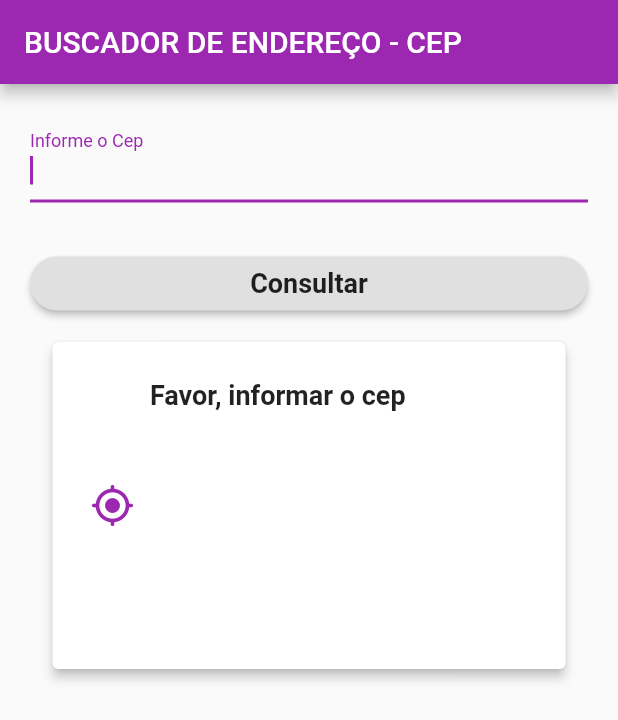
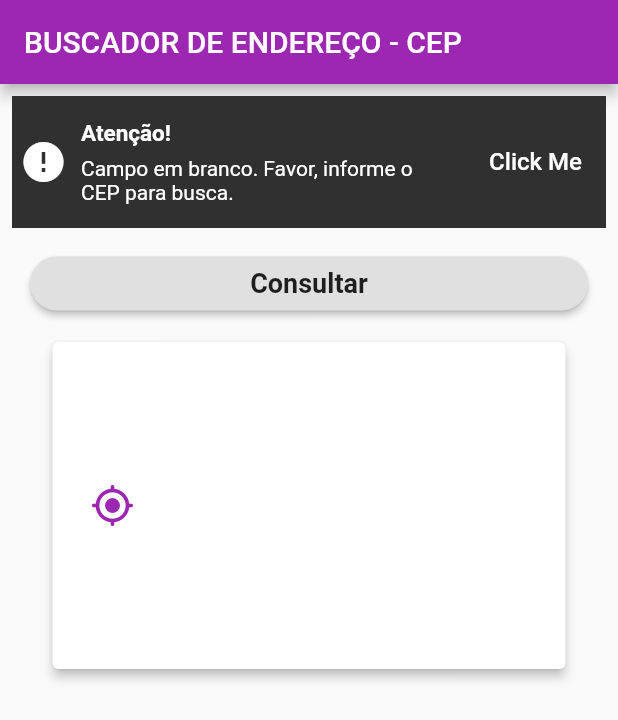
Before and after one commit to LemosCharles/flutter_buscador_cep_web_service, a Flutter app: the screen it shows after launch, after a tap on "Consultar", on a phone screen of 412 x 824 dp. Shown: the top 720 px of the screen. Run offline on Flutter 3.47's test engine with Material 2 defaults, Android fonts, the phone set to English and light mode, and no system bars; drawn by our look-alikes of another_flushbar; missing offline and left inert: dart:ffi.

Commit message:
Versão 03 - Atualizado com FlushBar

```diff
--- a/lib/views/home_page.dart
+++ b/lib/views/home_page.dart
@@ -1,8 +1,9 @@
-// ignore_for_file: prefer_const_constructors, prefer_final_fields, use_key_in_widget_constructors, deprecated_member_use, sized_box_for_whitespace, avoid_print, unused_element, unnecessary_cast, unused_import, unused_local_variable
+// ignore_for_file: prefer_const_constructors, prefer_final_fields, use_key_in_widget_constructors, deprecated_member_use, sized_box_for_whitespace, avoid_print, unused_element, unnecessary_cast, unused_import, unused_local_variable, prefer_const_literals_to_create_immutables, duplicate_ignore
 
 import 'dart:async';
 import 'dart:convert';
 
+import 'package:another_flushbar/flushbar.dart';
 import 'package:flutter/material.dart';
 import 'package:web_service/services/via_cep_service.dart';
 
@@ -12,11 +13,13 @@ class HomePage extends StatefulWidget {
 }
 
 class _HomePageState extends State<HomePage> {
-  var _searchCepController = TextEditingController();
+  // Declaração Bools
   bool _loading = false;
   bool _enableField = true;
+
+  // Declaração Strings
   String? _result;
-  String? status = 'Favor, informar o cep';
+  String? status = 'Favor, informar o CEP.';
   String? cep = '';
   String? logradouro = '';
   String? complemento = '';
@@ -27,7 +30,16 @@ class _HomePageState extends State<HomePage> {
   String? gia = '';
   String? ddd = '';
   String? siafi = '';
+
+  // Declaração Finals
   final formKey = GlobalKey<FormState>();
+  final List<Flushbar> flushBars = [];
+
+  // Var auxiliares
+  var titleSnackBar = '';
+  var massageSnackBar = '';
+  var comparar = '93900-000';
+  var _searchCepController = TextEditingController();
 
   get child => null;
 
@@ -199,22 +211,24 @@ class _HomePageState extends State<HomePage> {
   }
 
   Future _searchCep() async {
-    // cep recebe o conteudo digitado
+    // Variaveis de apoio
     var cep = _searchCepController.text;
-    print(cep.length);
 
-    // valida cep
+    // Validações
     if (cep.isEmpty || cep == '' || cep.length > 8 || cep.length < 8) {
-      print('CEP ESTÁ INCORRETO!');
-
       if (cep.length > 8 || cep.length < 8) {
-        status = 'Favor, digite 8 dígitos';
+        titleSnackBar = 'Atenção!';
+        massageSnackBar = 'Quantidade de caracter incorreto.';
+        showTopSnackBar(context);
       }
 
       if (cep.isEmpty || cep == '') {
-        status = 'Favor, informar o cep';
+        titleSnackBar = 'Atenção!';
+        massageSnackBar = 'Campo em branco. Favor, informe o CEP para busca.';
+        showTopSnackBar(context);
       }
 
+      status = '';
       cep = '';
       logradouro = '';
       complemento = '';
@@ -234,15 +248,14 @@ class _HomePageState extends State<HomePage> {
       _result = resultCep.toJson() as String?;
 
       setState(() {
-        var comparar = '93900-000';
-        print('------------------------');
-        print(comparar);
-        print(resultCep.cep);
-        print('------------------------');
+        // Valida retorno do JSON
 
         if (resultCep.cep == comparar) {
-          print('COMPAROU AS STRINGS');
-          status = 'CEP INEXISTENTE';
+          titleSnackBar = 'Atenção!';
+          massageSnackBar = 'CEP inexistente!';
+          showTopSnackBar(context);
+
+          status = '';
           cep = '';
           logradouro = '';
           complemento = '';
@@ -254,7 +267,9 @@ class _HomePageState extends State<HomePage> {
           ddd = '';
           siafi = '';
         } else {
-          print('NÃO COMPAROU AS STRINGS');
+          titleSnackBar = 'CEP válido!';
+          massageSnackBar = 'Busca realizada com sucesso.';
+          showTopSnackBar(context);
           status = 'Resultado da busca';
           cep = resultCep.cep;
           logradouro = resultCep.logradouro;
@@ -281,4 +296,38 @@ class _HomePageState extends State<HomePage> {
       _enableField = !enable;
     });
   }
+
+  // FlushBar
+
+  void showTopSnackBar(BuildContext context) => show(
+        context,
+        Flushbar(
+          icon: Icon(Icons.error, size: 32, color: Colors.white),
+          shouldIconPulse: false,
+          title: titleSnackBar,
+          message: massageSnackBar,
+          mainButton: FlatButton(
+            child: Text(
+              'Click Me',
+              style: TextStyle(color: Colors.white, fontSize: 16),
+            ),
+            onPressed: () {},
+          ),
+          onTap: (_) {
+            print('Clicked bar');
+          },
+          duration: Duration(seconds: 3),
+          flushbarPosition: FlushbarPosition.TOP,
+          margin: EdgeInsets.fromLTRB(8, kToolbarHeight + 8, 8, 0),
+          //borderRadius: 16,
+        ),
+      );
+
+  Future show(BuildContext context, Flushbar newFlushBar) async {
+    await Future.wait(flushBars.map((flushBar) => flushBar.dismiss()).toList());
+    flushBars.clear();
+
+    newFlushBar.show(context);
+    flushBars.add(newFlushBar);
+  }
 }
--- a/pubspec.yaml
+++ b/pubspec.yaml
@@ -35,6 +35,7 @@ dependencies:
   # Use with the CupertinoIcons class for iOS style icons.
   cupertino_icons: ^1.0.2
   http: ^0.13.4
+  another_flushbar: ^1.10.25
 dev_dependencies:
   flutter_test:
     sdk: flutter
```
Also changed, not shown: pubspec.lock.
